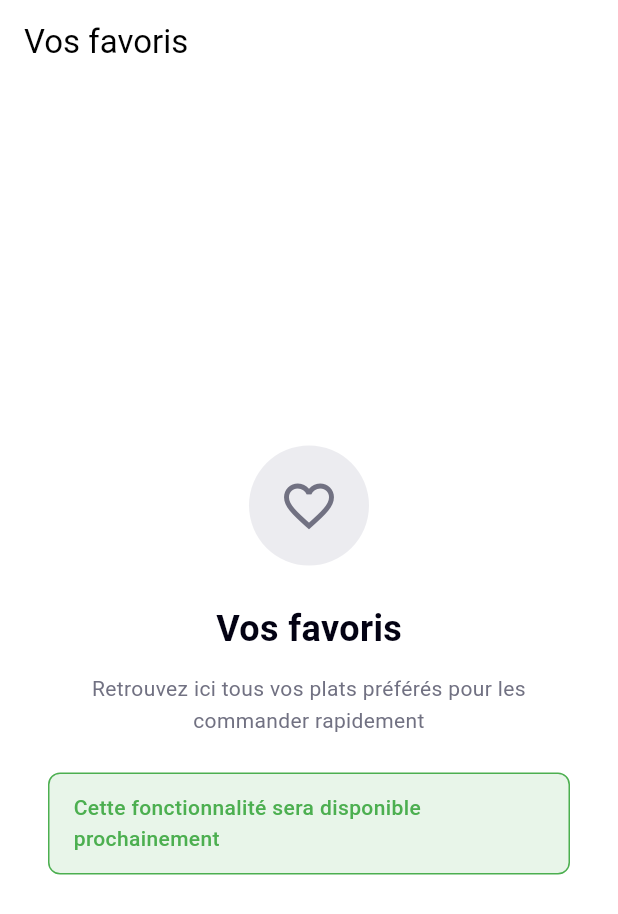
After one commit to Bond52/dishaware_mobile_v2_clean, a Flutter app: the FavoritesScreen screen opened directly, on a phone screen of 412 x 824 dp. The commit adds this screen. Shown: the top 914 px of the screen. Run offline on Flutter 3.47's test engine with Material 3 defaults, Android fonts, the phone set to English and light mode, and no system bars; our stand-ins replace dio, go_router, shared_preferences; accounts and stored records are empty.

Commit message:
feat(navigation): add favorites tab and complete bottom navigation

```diff
--- /dev/null
+++ b/lib/screens/favorites_screen.dart
@@ -0,0 +1,76 @@
+import 'package:flutter/material.dart';
+
+import '../theme/da_colors.dart';
+
+class FavoritesScreen extends StatelessWidget {
+  const FavoritesScreen({super.key});
+
+  @override
+  Widget build(BuildContext context) {
+    return Scaffold(
+      appBar: AppBar(title: const Text('Vos favoris'), elevation: 0),
+      body: Center(
+        child: Padding(
+          padding: const EdgeInsets.all(32),
+          child: Column(
+            mainAxisAlignment: MainAxisAlignment.center,
+            children: [
+              Container(
+                width: 80,
+                height: 80,
+                decoration: BoxDecoration(
+                  color: DAColors.muted,
+                  shape: BoxShape.circle,
+                ),
+                child: const Icon(
+                  Icons.favorite_border,
+                  size: 40,
+                  color: DAColors.mutedForeground,
+                ),
+              ),
+              const SizedBox(height: 24),
+              const Text(
+                'Vos favoris',
+                style: TextStyle(
+                  fontSize: 24,
+                  fontWeight: FontWeight.w600,
+                  color: DAColors.foreground,
+                ),
+              ),
+              const SizedBox(height: 12),
+              const Text(
+                'Retrouvez ici tous vos plats préférés pour les commander rapidement',
+                textAlign: TextAlign.center,
+                style: TextStyle(
+                  fontSize: 14,
+                  fontWeight: FontWeight.w400,
+                  color: DAColors.mutedForeground,
+                ),
+              ),
+              const SizedBox(height: 24),
+              Container(
+                padding: const EdgeInsets.symmetric(
+                  horizontal: 16,
+                  vertical: 12,
+                ),
+                decoration: BoxDecoration(
+                  color: const Color(0xFFE8F5E9),
+                  borderRadius: BorderRadius.circular(8),
+                  border: Border.all(color: const Color(0xFF4CAF50), width: 1),
+                ),
+                child: const Text(
+                  'Cette fonctionnalité sera disponible prochainement',
+                  style: TextStyle(
+                    fontSize: 14,
+                    fontWeight: FontWeight.w500,
+                    color: Color(0xFF4CAF50),
+                  ),
+                ),
+              ),
+            ],
+          ),
+        ),
+      ),
+    );
+  }
+}
```
Also changed, not shown: lib/screens/explorer_screen.dart (added, +76 -0 lines), lib/screens/main_shell.dart (+16 -15 lines).
